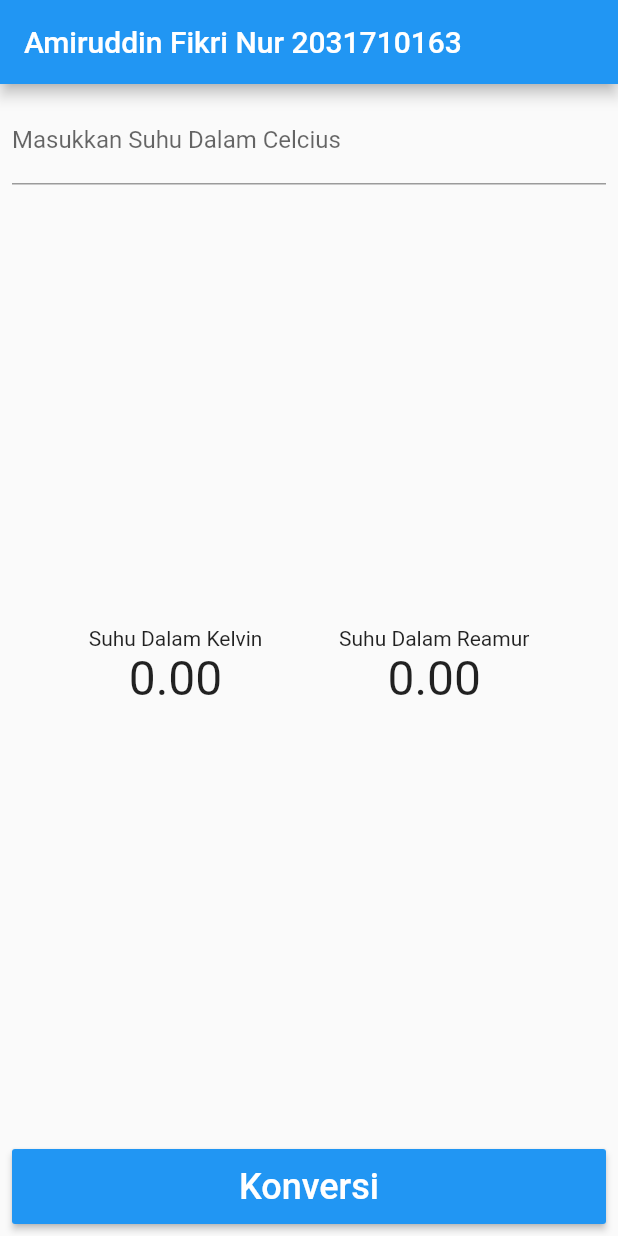
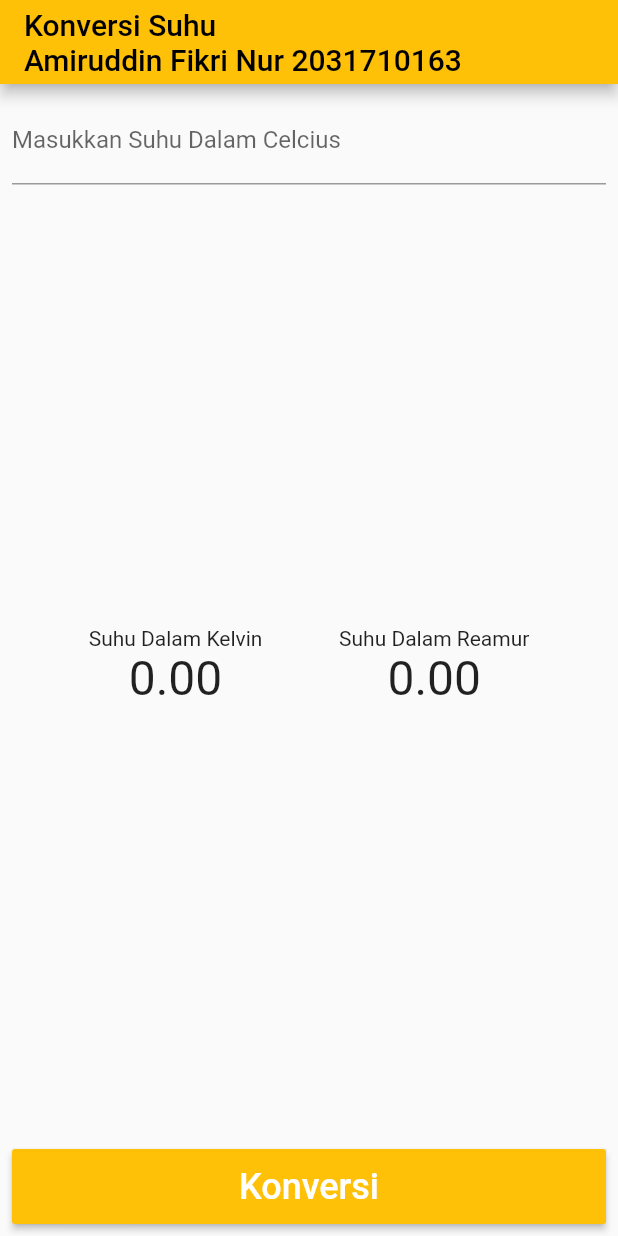
Before and after one commit to fikri-nur/04-konversi-suhu-map-flutter, a Flutter app: the screen it shows after launch, on a phone screen of 412 x 824 dp. Run offline on Flutter 3.47's test engine with Material 2 defaults, Android fonts, the phone set to English and light mode, and no system bars.

```diff
--- a/lib/main.dart
+++ b/lib/main.dart
@@ -31,12 +31,12 @@ class _MyAppState extends State<MyApp> {
     return MaterialApp(
         title: 'Flutter Demo',
         theme: ThemeData(
-          primarySwatch: Colors.blue,
+          primarySwatch: Colors.amber,
           visualDensity: VisualDensity.adaptivePlatformDensity,
         ),
         home: Scaffold(
           appBar: AppBar(
-            title: const Text("Amiruddin Fikri Nur 2031710163"),
+            title: const Text("Konversi Suhu\nAmiruddin Fikri Nur 2031710163"),
           ),
           body: Container(
             margin: const EdgeInsets.all(8),
@@ -84,7 +84,7 @@ class _MyAppState extends State<MyApp> {
                     "Konversi",
                     style: TextStyle(fontSize: 24),
                   ),
-                  color: Colors.blue,
+                  color: Colors.amber,
                   textColor: Colors.white,
                   minWidth: double.maxFinite,
                   height: 50,
```
Also changed, not shown: img/1.jpeg (added), img/2.jpeg (added), img/3.jpeg (added), img/4.jpeg (added), 1 other file.
